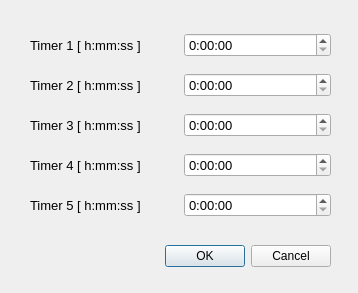
The window that trunk/timersettings.ui (czm35388/priceladder) describes before a commit, drawn with Qt 5.
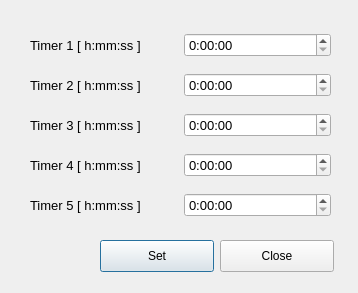
The same window after the commit.

Diff of the .ui file:
```diff
--- a/trunk/timersettings.ui
+++ b/trunk/timersettings.ui
@@ -13,22 +13,6 @@
   <property name="windowTitle">
    <string>Dialog</string>
   </property>
-  <widget class="QDialogButtonBox" name="buttonBox">
-   <property name="geometry">
-    <rect>
-     <x>10</x>
-     <y>240</y>
-     <width>321</width>
-     <height>32</height>
-    </rect>
-   </property>
-   <property name="orientation">
-    <enum>Qt::Horizontal</enum>
-   </property>
-   <property name="standardButtons">
-    <set>QDialogButtonBox::Cancel|QDialogButtonBox::Ok</set>
-   </property>
-  </widget>
   <widget class="QWidget" name="layoutWidget">
    <property name="geometry">
     <rect>
@@ -173,7 +157,7 @@
     </item>
    </layout>
   </widget>
-  <widget class="QWidget" name="">
+  <widget class="QWidget" name="layoutWidget">
    <property name="geometry">
     <rect>
      <x>30</x>
@@ -209,6 +193,32 @@
     </item>
    </layout>
   </widget>
+  <widget class="QPushButton" name="pushButton">
+   <property name="geometry">
+    <rect>
+     <x>100</x>
+     <y>240</y>
+     <width>114</width>
+     <height>32</height>
+    </rect>
+   </property>
+   <property name="text">
+    <string>Set</string>
+   </property>
+  </widget>
+  <widget class="QPushButton" name="pushButton_2">
+   <property name="geometry">
+    <rect>
+     <x>220</x>
+     <y>240</y>
+     <width>114</width>
+     <height>32</height>
+    </rect>
+   </property>
+   <property name="text">
+    <string>Close</string>
+   </property>
+  </widget>
  </widget>
  <resources/>
  <connections>
```
Left out of the diff: 35 changed lines with no effect on the pictures.
